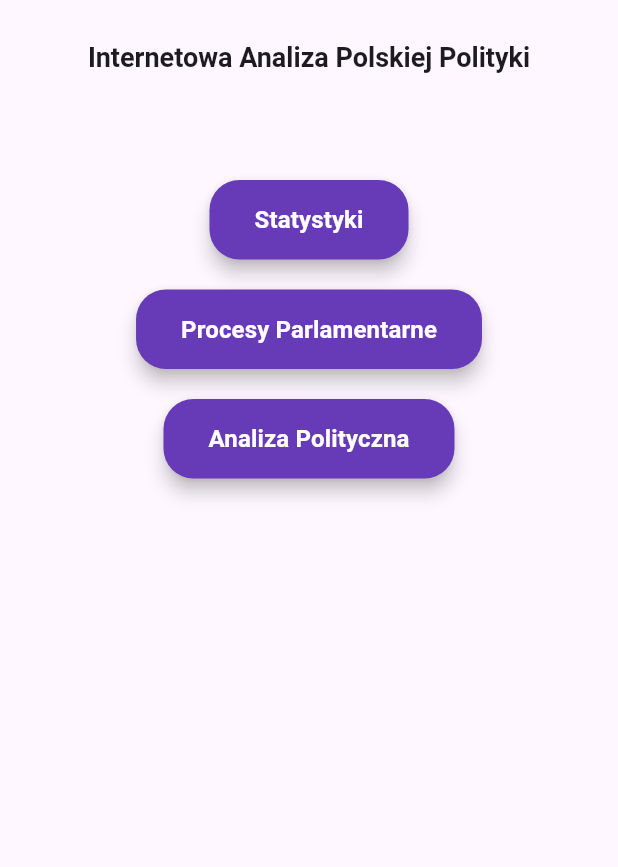
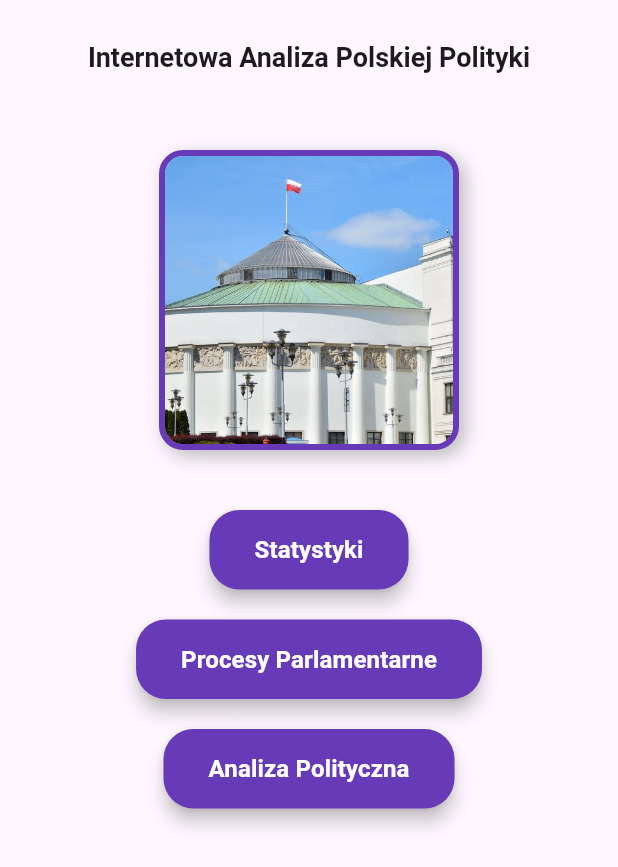
Before and after one commit to kingbrucelee/popis_mobilna_apka, a Flutter app: the screen it shows after launch, on a phone screen of 412 x 824 dp. Shown: the top 867 px of the screen. Run offline on Flutter 3.47's test engine with Material 3 defaults, Android fonts, the phone set to English and light mode, and no system bars; our stand-ins replace fl_chart.

Commit message:
Update Widoku Początkowego

```diff
--- a/lib/main.dart
+++ b/lib/main.dart
@@ -1,4 +1,5 @@
 import 'package:flutter/material.dart';
+// Upewnij się, że te pliki istnieją, możesz je tymczasowo wykomentować, jeśli ich nie masz
 import 'views/Statystyki.dart';
 import 'views/Procesy_Parlamentarne.dart';
 import 'views/Analiza_Polityczna.dart';
@@ -29,11 +30,10 @@ class HomeScreen extends StatelessWidget {
   Widget build(BuildContext context) {
     return Scaffold(
       appBar: PreferredSize(
-        preferredSize: Size.fromHeight(80.0), // Zwiększenie wysokości AppBar
+        preferredSize: Size.fromHeight(80.0),
         child: AppBar(
           title: Padding(
-            padding:
-                const EdgeInsets.only(top: 20.0), // Przesunięcie tytułu w dół
+            padding: const EdgeInsets.only(top: 20.0),
             child: Text(
               'Internetowa Analiza Polskiej Polityki',
               style: TextStyle(
@@ -50,22 +50,50 @@ class HomeScreen extends StatelessWidget {
           child: Column(
             mainAxisAlignment: MainAxisAlignment.center,
             children: <Widget>[
-              SizedBox(height: 40), // Top spacing
-              CustomElevatedButton(
+              SizedBox(height: 20),
+              // Image with square frame
+              Container(
+                width: 200,
+                height: 200,
+                decoration: BoxDecoration(
+                  borderRadius: BorderRadius.circular(16),
+                  border: Border.all(
+                    color: Colors.deepPurple,
+                    width: 4,
+                  ),
+                  boxShadow: [
+                    BoxShadow(
+                      color: Colors.black26,
+                      blurRadius: 10,
+                      offset: Offset(4, 4),
+                    ),
+                  ],
+                ),
+                child: ClipRRect(
+                  borderRadius: BorderRadius.circular(12),
+                  child: Image.asset(
+                    'images/sejm.jpg', // Upewnij się, że plik istnieje
+                    fit: BoxFit.cover,
+                  ),
+                ),
+              ),
+              SizedBox(height: 40),
+              // Buttons below the image
+              CustomHoverableButton(
                 text: 'Statystyki',
                 onPressed: () => Navigator.pushNamed(context, '/view1'),
               ),
               SizedBox(height: 20),
-              CustomElevatedButton(
+              CustomHoverableButton(
                 text: 'Procesy Parlamentarne',
                 onPressed: () => Navigator.pushNamed(context, '/view2'),
               ),
               SizedBox(height: 20),
-              CustomElevatedButton(
+              CustomHoverableButton(
                 text: 'Analiza Polityczna',
                 onPressed: () => Navigator.pushNamed(context, '/view3'),
               ),
-              SizedBox(height: 40), // Bottom spacing
+              SizedBox(height: 40),
             ],
           ),
         ),
@@ -74,32 +102,48 @@ class HomeScreen extends StatelessWidget {
   }
 }
 
-// Custom Button Widget for Consistency
-class CustomElevatedButton extends StatelessWidget {
+// Custom Button Widget with Hover Effect
+class CustomHoverableButton extends StatefulWidget {
   final String text;
   final VoidCallback onPressed;
 
-  const CustomElevatedButton({
+  const CustomHoverableButton({
     required this.text,
     required this.onPressed,
   });
 
   @override
+  _CustomHoverableButtonState createState() => _CustomHoverableButtonState();
+}
+
+class _CustomHoverableButtonState extends State<CustomHoverableButton> {
+  bool _isHovered = false;
+
+  @override
   Widget build(BuildContext context) {
-    return ElevatedButton(
+    return MouseRegion(
+      onEnter: (_) => setState(() => _isHovered = true),
+      onExit: (_) => setState(() => _isHovered = false),
+      child: ElevatedButton(
         style: ElevatedButton.styleFrom(
-        backgroundColor: Colors.deepPurple, // Button color
-        foregroundColor: Colors.white, // Text color
+          backgroundColor:
+              _isHovered ? Colors.deepPurple[400] : Colors.deepPurple,
+          foregroundColor: Colors.white,
           padding: EdgeInsets.symmetric(horizontal: 30, vertical: 15),
           shape: RoundedRectangleBorder(
             borderRadius: BorderRadius.circular(20),
           ),
-        elevation: 5,
+          elevation: _isHovered ? 10 : 5,
         ),
-      onPressed: onPressed,
+        onPressed: widget.onPressed,
         child: Text(
-        text,
-        style: TextStyle(fontSize: 16, fontWeight: FontWeight.bold),
+          widget.text,
+          style: TextStyle(
+            fontSize: 16,
+            fontWeight: FontWeight.bold,
+            color: _isHovered ? Colors.white54 : Colors.white,
+          ),
+        ),
       ),
     );
   }
```
Also changed, not shown: pubspec.yaml (+8 -5 lines), images/sejm.jpg (added). Lines whose indentation alone changed are shown as unchanged.
